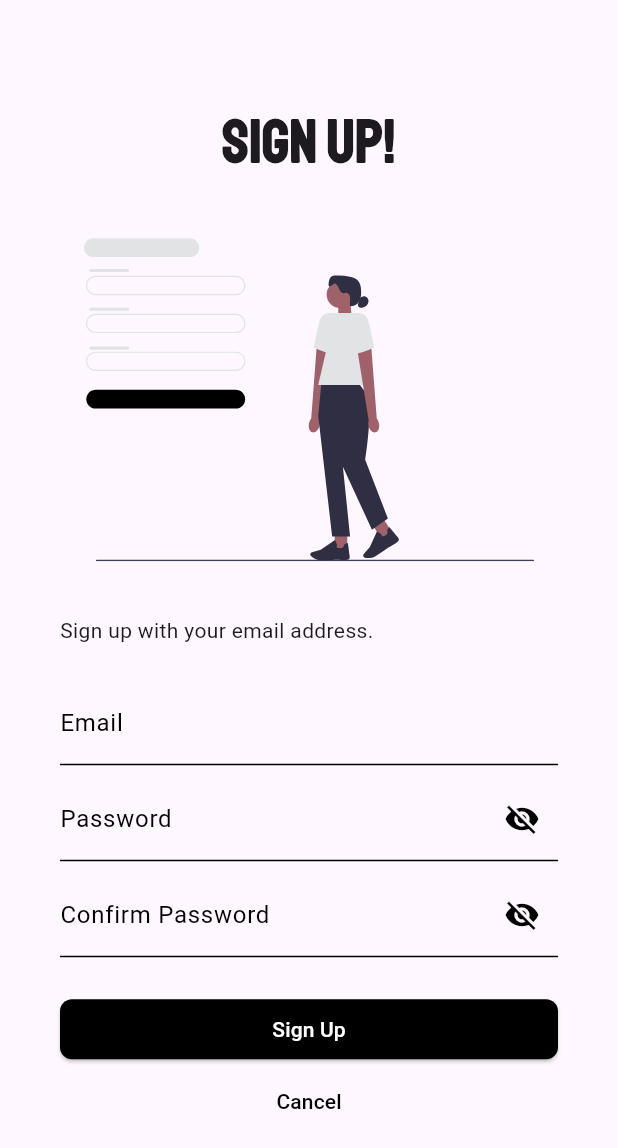
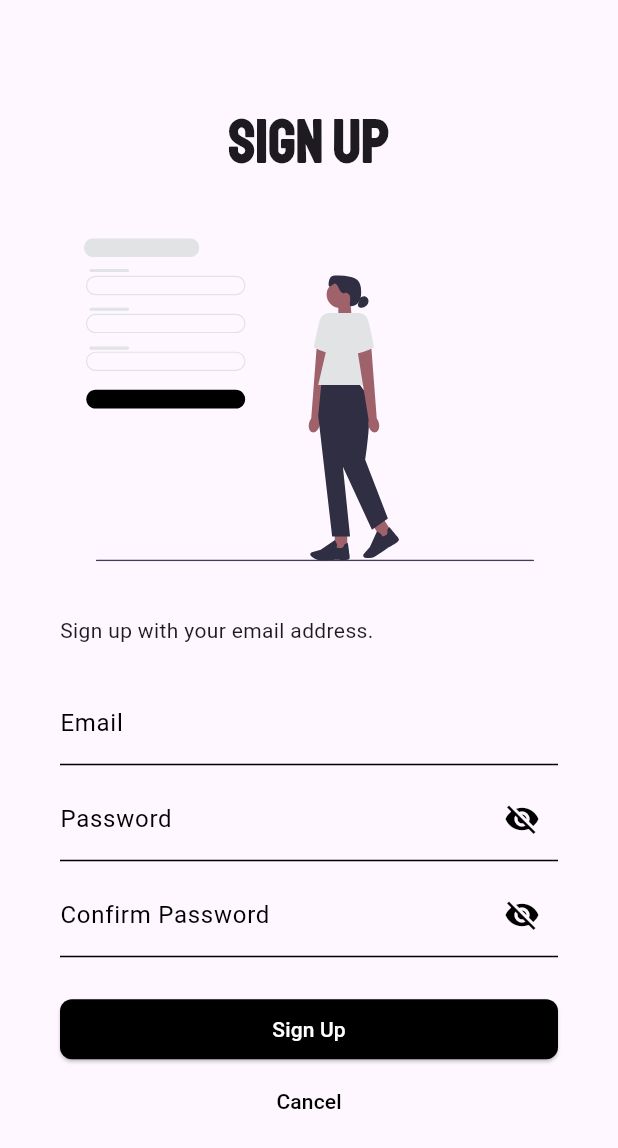
Before and after one commit to chrismercredi/supaauth, a Flutter app: the screen it shows after launch, after a tap on "Sign up!", on a phone screen of 412 x 824 dp. Shown: the top 1148 px of the screen. Run offline on Flutter 3.47's test engine with Material 3 defaults, Android fonts, the phone set to English and light mode, and no system bars; our stand-ins replace bloc, equatable, flutter_bloc, flutter_svg, gap, supabase_flutter; accounts and stored records are empty.

Commit message:
fix: docs, sdk version

```diff
--- a/lib/src/pages/login_page.dart
+++ b/lib/src/pages/login_page.dart
@@ -4,9 +4,22 @@ import 'package:gap/gap.dart';
 
 import '../src.dart';
 
+/// A page widget for handling user login.
+///
+/// This page provides a user interface for users to log into the application. It includes
+/// form fields for user input and uses [SupabaseAuthCubit] for managing authentication state.
+///
+/// The `LoginPage` is structured with a scaffold that includes various authentication
+/// related widgets like `AuthHeader`, `AuthSVGImage`, `AuthPrompt`, and `LoginForm`.
+/// It also provides a link to the sign-up page and the forgot password page.
 class LoginPage extends StatelessWidget {
+  /// Creates a [LoginPage] widget.
+  ///
+  /// This widget is typically used in the context of navigation, where it can be
+  /// routed to via [routeName].
   const LoginPage({super.key});
 
+  /// The route name for navigating to the login page.
   static const String routeName = '/login-page';
 
   @override
@@ -52,14 +65,11 @@ class LoginPage extends StatelessWidget {
                   },
                 ),
                 const Gap(8),
-                SizedBox(
-                  width: double.infinity,
-                  child: AuthTextButton(
-                    text: 'Forgot Password?',
-                    onPressed: () {
-                      Navigator.of(context).pushNamed('/forgot-password-page');
-                    },
-                  ),
+                AuthTextButton(
+                  text: 'Forgot Password?',
+                  onPressed: () {
+                    Navigator.of(context).pushNamed('/forgot-password-page');
+                  },
                 ),
               ],
             ),
--- a/lib/src/pages/sign_up_page.dart
+++ b/lib/src/pages/sign_up_page.dart
@@ -4,9 +4,21 @@ import 'package:gap/gap.dart';
 
 import '../src.dart';
 
+/// A page widget for handling user sign-up.
+///
+/// This page provides a user interface for signing up to the application. It includes
+/// form fields for user input and uses [SupabaseAuthCubit] for managing authentication state.
+///
+/// The `SignUpPage` is structured with a scaffold that includes various authentication
+/// related widgets like `AuthHeader`, `AuthSVGImage`, `AuthPrompt`, and `SignUpForm`.
 class SignUpPage extends StatelessWidget {
+  /// Creates a [SignUpPage] widget.
+  ///
+  /// This widget is typically used in the context of navigation, where it can be
+  /// routed to via [routeName].
   const SignUpPage({super.key});
 
+  /// The route name for navigating to the sign-up page.
   static const String routeName = '/sign-up-page';
 
   @override
@@ -20,7 +32,7 @@ class SignUpPage extends StatelessWidget {
             child: Column(
               mainAxisAlignment: MainAxisAlignment.center,
               children: [
-                const AuthHeader(title: 'Sign up!'),
+                const AuthHeader(title: 'Sign Up'),
                 const Gap(36),
                 const AuthSVGImage(
                   assetName: 'assets/svg/undraw_sign_up_n6im.svg',
@@ -37,7 +49,7 @@ class SignUpPage extends StatelessWidget {
                         SnackBar(content: Text(state.message)),
                       );
                     } else if (state is SupabaseAuthAuthenticated) {
-                      Navigator.of(context).pop(); // Example action
+                      Navigator.of(context).pop();
                     }
                   },
                   builder: (context, state) {
--- a/lib/src/widgets/forms/sign_up_form.dart
+++ b/lib/src/widgets/forms/sign_up_form.dart
@@ -121,13 +121,10 @@ class SignUpFormState extends State<SignUpForm> {
           ),
           const Gap(24),
           // Sign up button
-          SizedBox(
-            width: double.infinity,
-            child: ElevatedButton(
-              onPressed: _isLoading ? null : _signUp,
-              style: Theme.of(context).blackSquareButtonStyle(),
-              child: Text(_isLoading ? 'Signing Up...' : 'Sign Up'),
-            ),
+          AuthButton(
+            isLoading: _isLoading,
+            buttonText: _isLoading ? 'Signing Up...' : 'Sign Up',
+            onPressed: _signUp,
           ),
         ],
       ),
--- a/pubspec.yaml
+++ b/pubspec.yaml
@@ -1,8 +1,8 @@
 name: supaauth
 version: 0.1.0-alpha.1
-description: "A basic SupaBase auth package"
+description: "A basic implementation of Supabase Auth using Flutter, Bloc, and Supabase Flutter"
 homepage: https://github.com/chrismercredi
-repository: https://github.com/chrismercredi/supaauth
+repository: https://github.com/chrismercredi/supaauth.git
 publish_to:
 screenshots:
   - path: screenshots/login_page.png
@@ -11,7 +11,7 @@ screenshots:
     description: 'A picture of a sign up page using the android emulator'
 
 environment:
-  sdk: '>=3.2.3 <4.0.0'
+  sdk: '>=3.2.1 <4.0.0'
 
 dependencies:
   bloc: ^8.1.2
```
Also changed, not shown: lib/src/pages/forgot_password_page.dart (+14 -0 lines), lib/src/pages/supauth_wrapper.dart (+18 -0 lines), lib/src/widgets/forms/forgot_password.dart (+25 -10 lines), lib/src/widgets/forms/login_form.dart (+10 -0 lines), 2 other files.
